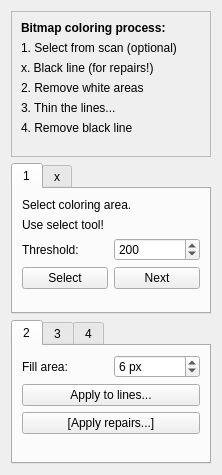
The window that app/ui/bitmapcoloringwidget.ui (pencil2d/pencil) describes before a commit, drawn with Qt 5.
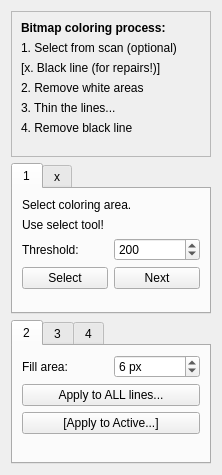
The same window after the commit.

Commit message: Clarity in coloring dock. Ensuring start from frame 1

```diff
--- a/app/ui/bitmapcoloringwidget.ui
+++ b/app/ui/bitmapcoloringwidget.ui
@@ -46,7 +46,7 @@
       <item>
        <widget class="QLabel" name="label_6">
         <property name="text">
-         <string>x. Black line (for repairs!)</string>
+         <string>[x. Black line (for repairs!)]</string>
         </property>
        </widget>
       </item>
@@ -265,14 +265,14 @@
        <item>
         <widget class="QPushButton" name="btn2_fillRest">
          <property name="text">
-          <string>Apply to lines...</string>
+          <string>Apply to ALL lines...</string>
          </property>
         </widget>
        </item>
        <item>
         <widget class="QPushButton" name="btn2_repairs">
          <property name="text">
-          <string>[Apply repairs...]</string>
+          <string>[Apply to Active...]</string>
          </property>
         </widget>
        </item>
```
Left out of the diff: 6 changed lines with no effect on the pictures. The commit also changes 1 other file.
